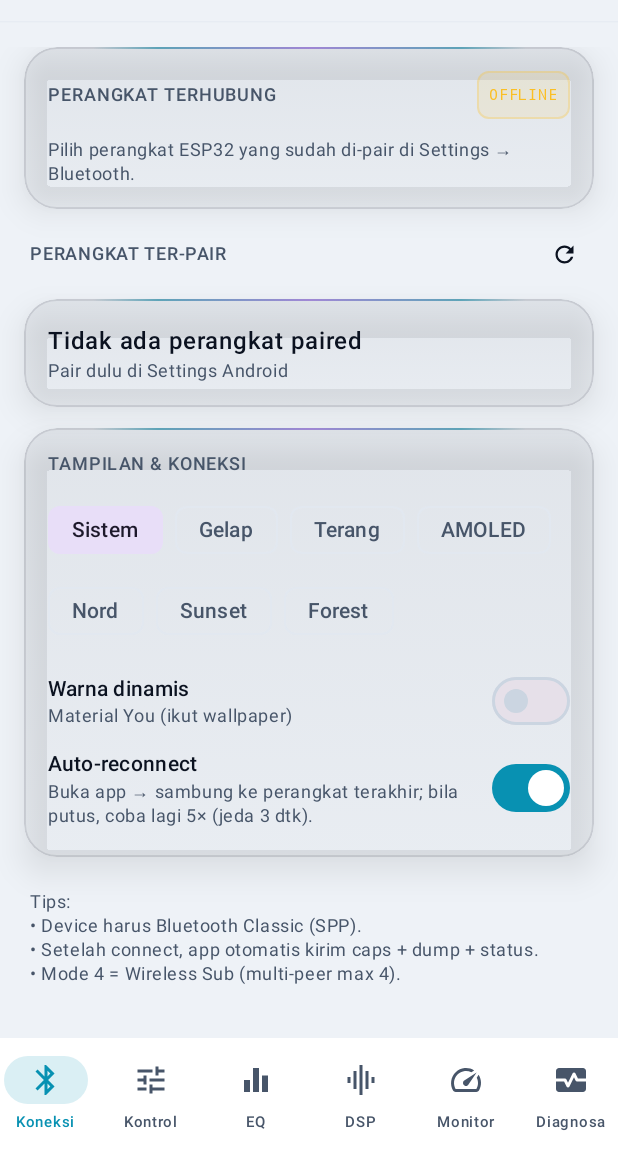
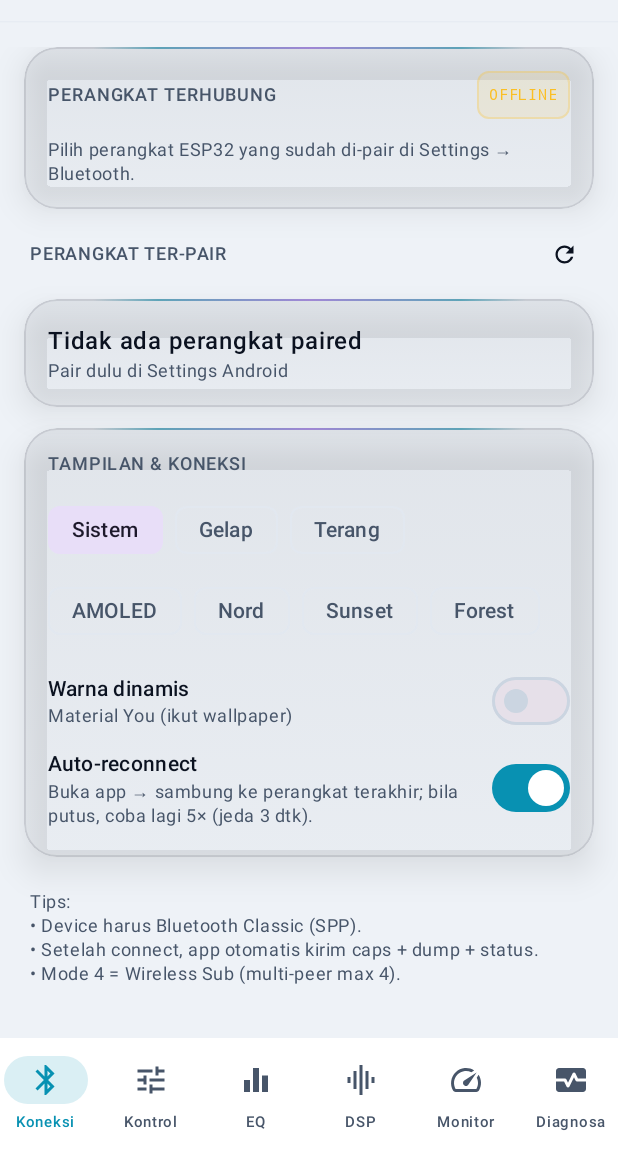
Before and after one commit to mikimathers51-web/BGAP-SPEAKER-ANDROID, an Android app built with Jetpack Compose: the screen it shows after launch (MainActivity), on a phone screen of 412 x 824 dp, the part 78-1236 px from its top. Run offline under Robolectric (Android 15) with nearby library versions, the phone set to English and light mode, and no system bars.

Commit message:
Add files via upload

```diff
--- a/app/src/main/java/com/tas5805m/ctrl/ui/screens/ConnectScreen.kt
+++ b/app/src/main/java/com/tas5805m/ctrl/ui/screens/ConnectScreen.kt
@@ -132,18 +132,27 @@ fun ConnectScreen(vm: AppViewModel, modifier: Modifier = Modifier) {
         item {
             GlassCard {
                 CardTitle("Tampilan & Koneksi")
-                // 7 tema ala HTML Final v4
+                // 7 tema ala HTML Final v4 — 3+4 agar label tidak pecah vertikal di layar sempit
                 Column(verticalArrangement = Arrangement.spacedBy(6.dp)) {
                     listOf(
-                        listOf(ThemeMode.SYSTEM, ThemeMode.DARK, ThemeMode.LIGHT, ThemeMode.AMOLED),
-                        listOf(ThemeMode.NORD, ThemeMode.SUNSET, ThemeMode.FOREST),
+                        listOf(ThemeMode.SYSTEM, ThemeMode.DARK, ThemeMode.LIGHT),
+                        listOf(ThemeMode.AMOLED, ThemeMode.NORD, ThemeMode.SUNSET, ThemeMode.FOREST),
                     ).forEach { row ->
-                        Row(horizontalArrangement = Arrangement.spacedBy(8.dp)) {
+                        Row(
+                            horizontalArrangement = Arrangement.spacedBy(8.dp),
+                            modifier = Modifier.fillMaxWidth(),
+                        ) {
                             row.forEach { m ->
                                 FilterChip(
                                     selected = settings.theme == m,
                                     onClick = { vm.setTheme(m) },
-                                    label = { Text(m.label) },
+                                    label = {
+                                        Text(
+                                            m.label,
+                                            maxLines = 1,
+                                            softWrap = false,
+                                        )
+                                    },
                                 )
                             }
                         }
```
Also changed, not shown: app/src/main/java/com/tas5805m/ctrl/ui/screens/PresetScreen.kt (+36 -16 lines).
